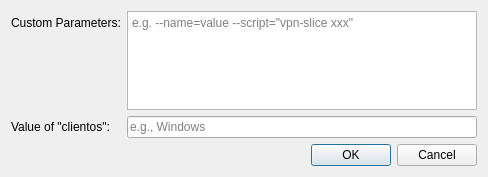
This is GPClient/settingsdialog.ui in yuezk/GlobalProtect-openconnect as Qt 5 draws it before an edit. The edited form follows.
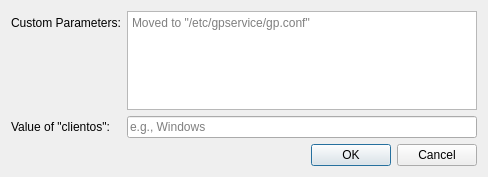
This is the edited form. Icons and pictures are not drawn.

Commit message: Disable the UI configuration for extra args

Patch:
```diff
--- a/GPClient/settingsdialog.ui
+++ b/GPClient/settingsdialog.ui
@@ -33,8 +33,11 @@
    </item>
    <item row="0" column="1">
     <widget class="QPlainTextEdit" name="extraArgsInput">
+     <property name="readOnly">
+      <bool>true</bool>
+     </property>
      <property name="placeholderText">
-      <string extracomment="Tokens with spaces can be surrounded by double quotes">e.g. --name=value --script=&quot;vpn-slice xxx&quot;</string>
+      <string>Moved to &quot;/etc/gpservice/gp.conf&quot;</string>
      </property>
     </widget>
    </item>
```
The commit also changes 1 other file.
